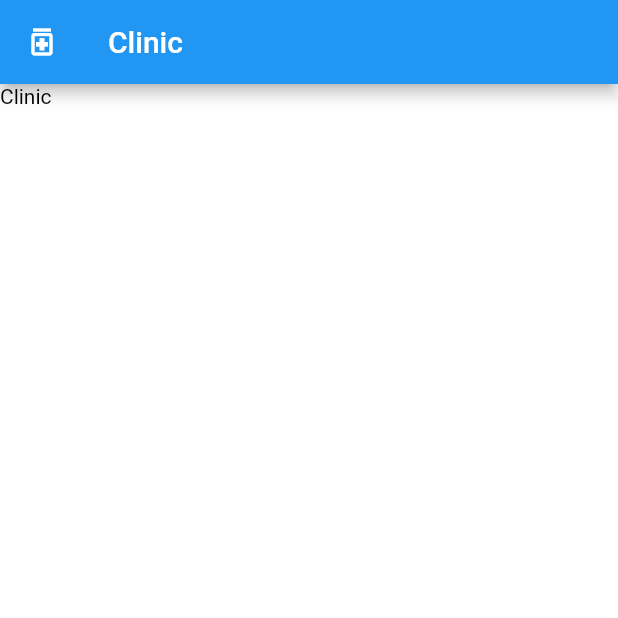
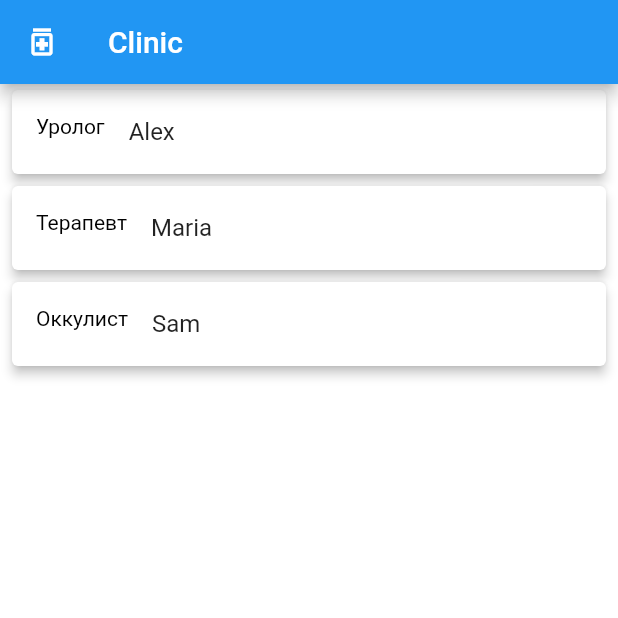
Before and after one commit to DimaEff/clinic_app, a Flutter app: the screen it shows after launch, on a phone screen of 412 x 824 dp, the top half of it. Run offline on Flutter 3.47's test engine with Material 2 defaults, Android fonts, the phone set to English and light mode, and no system bars.

Commit message:
added doctor, user, appointment entities, doctor-list and doctor-list-item components

```diff
--- /dev/null
+++ b/lib/components/doctors-list/doctor-list-item.dart
@@ -0,0 +1,25 @@
+import 'package:clinic_app/domain/doctor.dart';
+import 'package:flutter/material.dart';
+
+class DoctorListItem extends StatelessWidget {
+  const DoctorListItem({Key? key, required this.doctor}) : super(key: key);
+
+  final Doctor doctor;
+
+  @override
+  Widget build(BuildContext context) {
+    return Container(
+        child: Card(
+          elevation: 3.0,
+          margin: EdgeInsets.symmetric(horizontal: 8, vertical: 4),
+          child: ListTile(
+            title: Text(doctor.name),
+            leading: Container(
+              padding: EdgeInsets.symmetric(),
+              child: Text(doctor.specialty),
+            ),
+          ),
+        )
+    );
+  }
+}
--- /dev/null
+++ b/lib/components/doctors-list/doctor-list.dart
@@ -0,0 +1,50 @@
+import 'package:clinic_app/components/doctors-list/doctor-list-item.dart';
+import 'package:clinic_app/domain/appointment.dart';
+import 'package:flutter/material.dart';
+import 'package:clinic_app/domain/doctor.dart';
+
+class DoctorList extends StatelessWidget {
+  DoctorList({Key? key}) : super(key: key);
+
+  final doctors = <Doctor>[
+    Doctor(
+        name: 'Alex',
+        education: 'Mining Un',
+        experience: '26 years',
+        specialty: 'Уролог',
+        appointments: [
+          Appointment(start: DateTime.now(), finish: DateTime.now()),
+          Appointment(start: DateTime.now(), finish: DateTime.now()),
+        ]),
+    Doctor(
+        name: 'Maria',
+        education: 'Mining Un',
+        experience: '2 years',
+        specialty: 'Терапевт',
+        appointments: [
+          Appointment(start: DateTime.now(), finish: DateTime.now()),
+          Appointment(start: DateTime.now(), finish: DateTime.now()),
+        ]),
+    Doctor(
+        name: 'Sam',
+        education: 'Mining Un',
+        experience: '15 years',
+        specialty: 'Оккулист',
+        appointments: [
+          Appointment(start: DateTime.now(), finish: DateTime.now()),
+          Appointment(start: DateTime.now(), finish: DateTime.now()),
+        ]),
+  ];
+
+  @override
+  Widget build(BuildContext context) {
+    return Container(
+      child: ListView.builder(
+        itemCount: doctors.length,
+        itemBuilder: (context, i) {
+          return DoctorListItem(doctor: doctors[i]);
+        },
+      ),
+    );
+  }
+}
--- /dev/null
+++ b/lib/domain/appointment.dart
@@ -0,0 +1,9 @@
+class Appointment {
+  DateTime start;
+  DateTime finish;
+
+  Appointment({
+    required this.start,
+    required this.finish,
+  });
+}
--- /dev/null
+++ b/lib/domain/doctor.dart
@@ -0,0 +1,20 @@
+import 'package:clinic_app/domain/user.dart';
+
+import './appointment.dart';
+
+class Doctor extends User {
+  String specialty;
+  String education;
+  String experience;
+  List<Appointment> appointments;
+
+
+  Doctor({
+    required String name,
+    String role = 'doctor',
+    required this.education,
+    required this.experience,
+    required this.specialty,
+    required this.appointments,
+  }) : super(name: name, role: role);
+}
--- /dev/null
+++ b/lib/domain/patient.dart
@@ -0,0 +1,17 @@
+import 'package:clinic_app/domain/appointment.dart';
+import 'package:clinic_app/domain/user.dart';
+
+class PatientAppointment {
+  String specialty;
+  Appointment appointment;
+
+  PatientAppointment({
+    required this.specialty,
+    required this.appointment,
+  });
+}
+
+class Patient extends User {
+  PatientAppointment appointment;
+  Patient({required super.name, required super.role, required this.appointment});
+}
--- /dev/null
+++ b/lib/domain/user.dart
@@ -0,0 +1,6 @@
+class User {
+  String name;
+  String role;
+
+  User({required this.name, required this.role});
+}
--- a/lib/main.dart
+++ b/lib/main.dart
@@ -1,3 +1,4 @@
+import 'package:clinic_app/components/doctors-list/doctor-list.dart';
 import 'package:flutter/material.dart';
 
 void main() => runApp(ClinicApp());
@@ -30,7 +31,7 @@ class HomePage extends StatelessWidget {
       child: Scaffold(
         backgroundColor: Theme.of(context).backgroundColor,
         appBar: AppBar(title: Text('Clinic'), leading: Icon(Icons.medication_outlined),),
-        body: Text('Clinic'),
+        body: DoctorList(),
       ),
     );
   }
```
